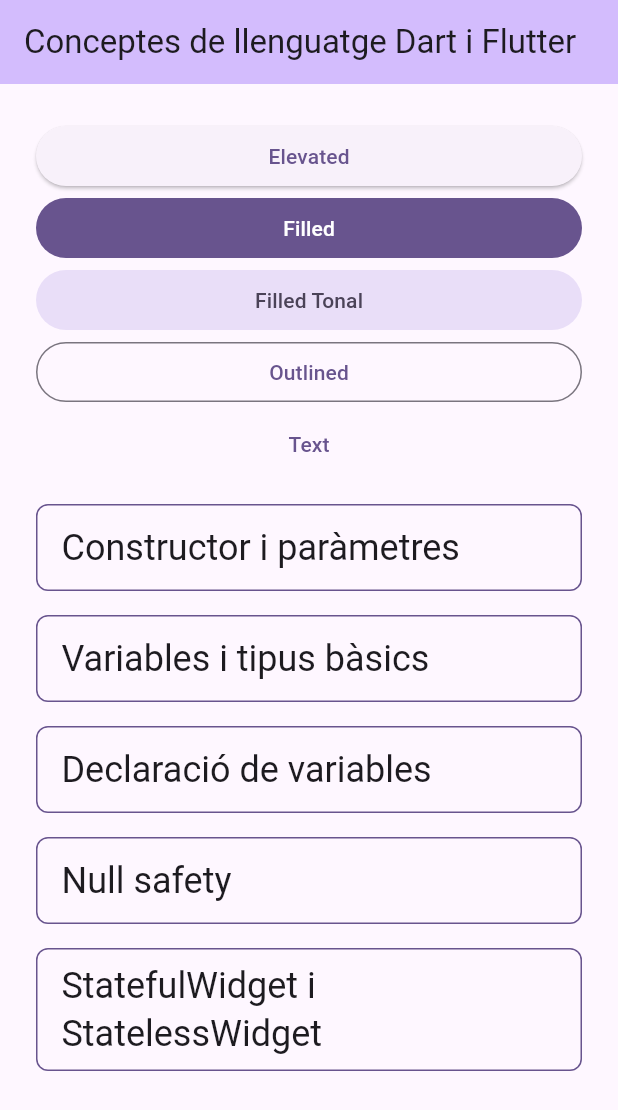
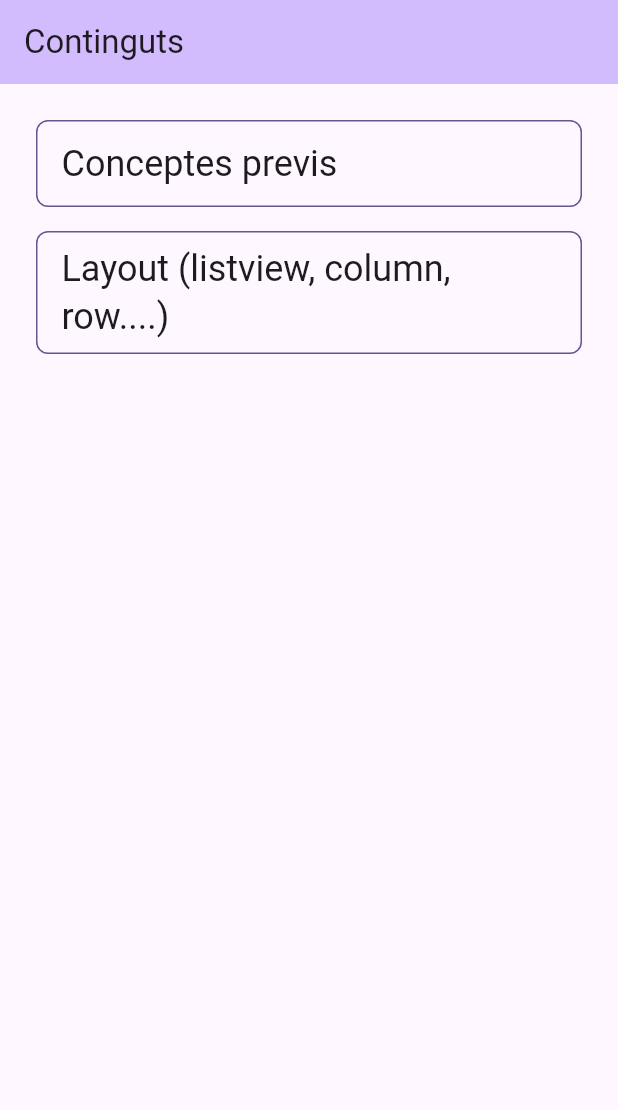
Before and after one commit to xqgh76/flutter_bloc1, a Flutter app: the screen it shows after launch, on a phone screen of 412 x 824 dp. Shown: the top 1110 px of the screen. Run offline on Flutter 3.47's test engine with Material 3 defaults, Android fonts, the phone set to English and light mode, and no system bars.

Commit message:
Nous continguts

```diff
--- a/lib/main.dart
+++ b/lib/main.dart
@@ -1,10 +1,14 @@
 import 'package:flutter/material.dart';
 
-import 'features/conceptes_previs/presentation/constructor_params.dart';
+import 'features/conceptes_previs/presentation/continguts1.dart';
+import 'features/listview/presentation/continguts2.dart';
+
+/*import 'features/conceptes_previs/presentation/constructor_params.dart';
 import 'features/conceptes_previs/presentation/variables_tipus.dart';
 import 'features/conceptes_previs/presentation/declaracio_variables.dart';
 import 'features/conceptes_previs/presentation/null_safety.dart';
 import 'features/conceptes_previs/presentation/stateful_stateless.dart';
+*/
 
 void main() {
   runApp(const MyApp());
@@ -17,11 +21,11 @@
   @override
   Widget build(BuildContext context) {
     return MaterialApp(
-      title: 'Flutter - Conceptes',
+      title: 'Flutter - Dart',
       theme: ThemeData(
         colorScheme: .fromSeed(seedColor: Colors.deepPurple),
       ),
-      home: const MyHomePage(title: 'Conceptes de llenguatge Dart i Flutter'),
+      home: const MyHomePage(title: 'Continguts'),
     );
   }
 }
@@ -48,44 +52,19 @@
       ListView(
         padding: const EdgeInsets.all(24),
         children: [
-          ElevatedButton(onPressed: () {Navigator.push(context, MaterialPageRoute(builder: (context) => const PassDataScreen()),);}, child: const Text('Elevated')),
-          FilledButton(onPressed:  () {}, child: const Text('Filled')),
-          FilledButton.tonal(
-            onPressed:  () {},
-            child: const Text('Filled Tonal'),
-          ),
-          OutlinedButton(onPressed:  () {}, child: const Text('Outlined')),
-          TextButton(onPressed:  () {}, child: const Text('Text')),
-                    Padding(padding: const EdgeInsets.all(8)),
+
           ListTile(
-            title: Text('Constructor i paràmetres', style: Theme.of(context).textTheme.headlineSmall,),
+            title: Text('Conceptes previs', style: Theme.of(context).textTheme.headlineSmall,),
             shape: RoundedRectangleBorder(side: BorderSide(color: Theme.of(context).colorScheme.primary, width: 1), borderRadius: BorderRadius.circular(8),),
-            onTap: () {Navigator.push(context, MaterialPageRoute(builder: (context) => const PassDataScreen()),);},
+            onTap: () {Navigator.push(context, MaterialPageRoute(builder: (context) => const Continguts1Screen()),);},
           ),
           Padding(padding: const EdgeInsets.all(8)),
           ListTile(
-            title: Text('Variables i tipus bàsics', style: Theme.of(context).textTheme.headlineSmall,),
+            title: Text('Layout (listview, column, row....)', style: Theme.of(context).textTheme.headlineSmall,),
             shape: RoundedRectangleBorder(side: BorderSide(color: Theme.of(context).colorScheme.primary, width: 1), borderRadius: BorderRadius.circular(8),),
-            onTap: () {Navigator.push(context, MaterialPageRoute(builder: (context) => const VariablesScreen()),);},
+            onTap: () {Navigator.push(context, MaterialPageRoute(builder: (context) => const Continguts2Screen()),);},
           ),
           Padding(padding: const EdgeInsets.all(8)),
-          ListTile(
-            title: Text('Declaració de variables', style: Theme.of(context).textTheme.headlineSmall,),
-            shape: RoundedRectangleBorder(side: BorderSide(color: Theme.of(context).colorScheme.primary, width: 1), borderRadius: BorderRadius.circular(8),),
-            onTap: () {Navigator.push(context, MaterialPageRoute(builder: (context) => const VarFinalScreen()),);},
-          ),
-          Padding(padding: const EdgeInsets.all(8)),
-          ListTile(
-            title: Text('Null safety', style: Theme.of(context).textTheme.headlineSmall,),
-            shape: RoundedRectangleBorder(side: BorderSide(color: Theme.of(context).colorScheme.primary, width: 1), borderRadius: BorderRadius.circular(8),),
-            onTap: () {Navigator.push(context, MaterialPageRoute(builder: (context) => const NullSafetyScreen()),);},
-          ),
-          Padding(padding: const EdgeInsets.all(8)),
-          ListTile(
-            title: Text('StatefulWidget i StatelessWidget', style: Theme.of(context).textTheme.headlineSmall,),
-            shape: RoundedRectangleBorder(side: BorderSide(color: Theme.of(context).colorScheme.primary, width: 1), borderRadius: BorderRadius.circular(8),),
-            onTap: () {Navigator.push(context, MaterialPageRoute(builder: (context) => const StatefulStatelessScreen(title: 'StatefulWidget i StatelessWidget')),);},
-          ),
 
 
         ],
```
Also changed, not shown: lib/features/conceptes_previs/presentation/continguts1.dart (added, +67 -0 lines), lib/features/listview/presentation/continguts2.dart (added, +46 -0 lines), lib/features/listview/presentation/listview_curt.dart (added, +37 -0 lines), lib/features/listview/presentation/listview_llarg.dart (added, +42 -0 lines).
